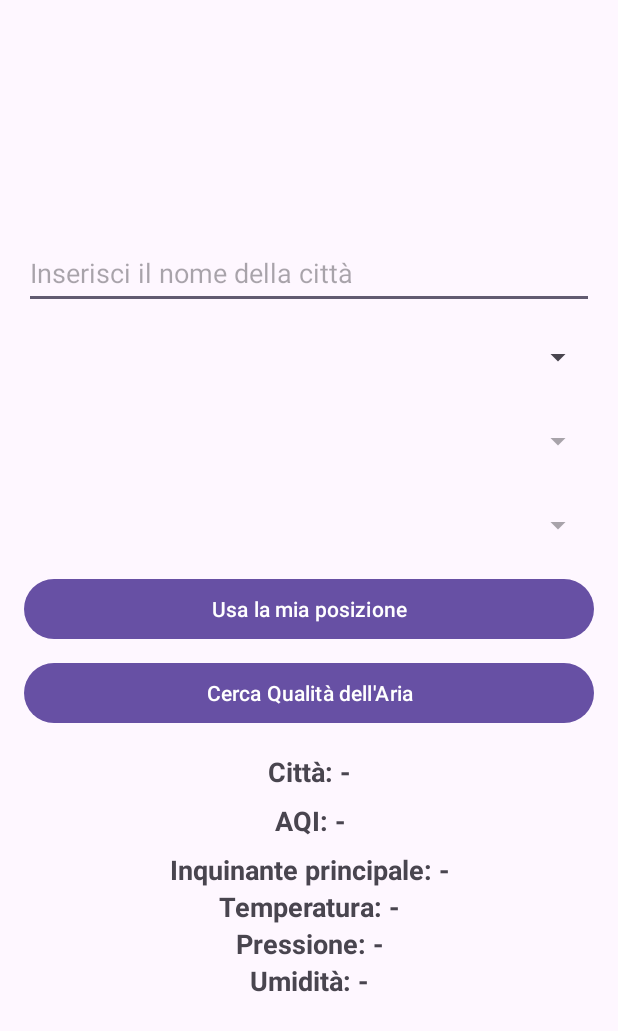
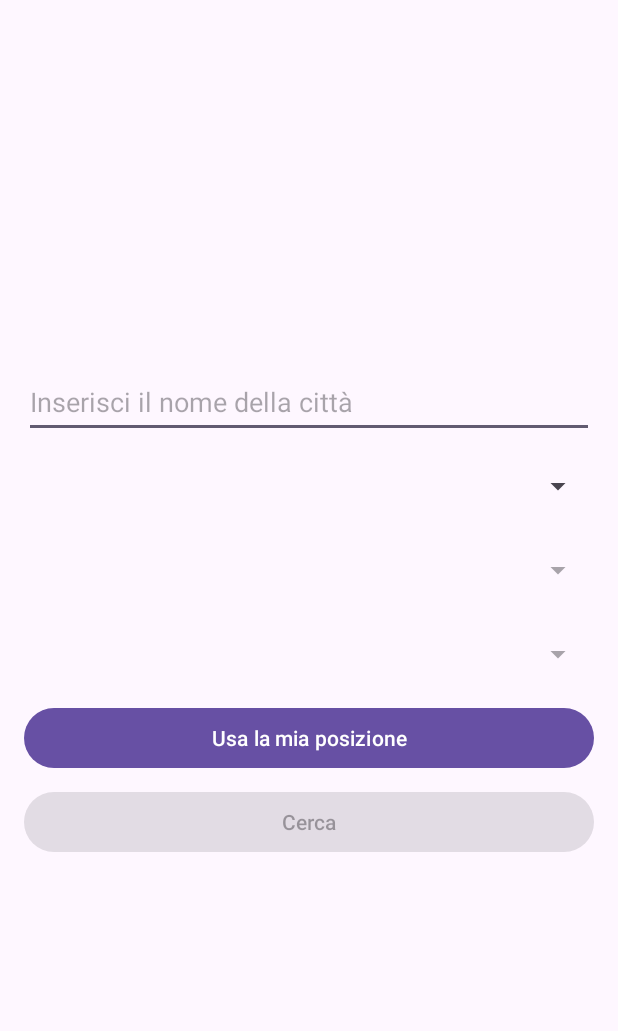
Before and after one commit to KGiomo/AriaSicura, an Android app: the AirQualityActivity screen opened directly, with no data from a screen before it, on a phone screen of 412 x 824 dp. Shown: the top 1031 px of the screen. Run offline under Robolectric (Android 15) with nearby library versions, the phone set to English and light mode, and no system bars; our stand-ins replace Volley; network calls fail.

```diff
--- a/app/src/main/res/layout/activity_air_quality.xml
+++ b/app/src/main/res/layout/activity_air_quality.xml
@@ -8,7 +8,6 @@
     android:gravity="center">
 
     <!-- EditText per inserire il nome della città manualmente-->
-
     <EditText
         android:id="@+id/cityEditText"
         android:layout_width="match_parent"
@@ -50,74 +49,22 @@
         android:text="Usa la mia posizione"
         android:layout_marginBottom="8dp"/>
 
-    <!-- Pulsante per cercare la qualità dell'aria -->
+    <!-- Pulsante per cercare -->
     <Button
-        android:id="@+id/searchButton"
+        android:id="@+id/btnSearch"
         android:layout_width="match_parent"
         android:layout_height="wrap_content"
-        android:text="Cerca Qualità dell'Aria"
-        android:layout_marginBottom="16dp"/>
+        android:text="Cerca"
+        android:enabled="false"
+        android:layout_marginBottom="8dp"/>
 
-    <!-- TextView per mostrare il nome della città -->
+    <!-- TextView per mostrare il risultato -->
     <TextView
-        android:id="@+id/cityTextView"
+        android:id="@+id/tvResult"
         android:layout_width="match_parent"
         android:layout_height="wrap_content"
-        android:text="Città: -"
-        android:textSize="18sp"
-        android:textStyle="bold"
-        android:gravity="center"
+        android:padding="16dp"
+        android:textSize="16sp"
+        android:visibility="gone"
         android:layout_marginBottom="8dp"/>
-
-    <!-- TextView per mostrare l'AQI -->
-    <TextView
-        android:id="@+id/aqiTextView"
-        android:layout_width="match_parent"
-        android:layout_height="wrap_content"
-        android:text="AQI: -"
-        android:textSize="18sp"
-        android:textStyle="bold"
-        android:gravity="center"
-        android:layout_marginBottom="8dp"/>
-
-    <!-- TextView per mostrare l'inquinante principale -->
-    <TextView
-        android:id="@+id/pollutionTextView"
-        android:layout_width="match_parent"
-        android:layout_height="wrap_content"
-        android:text="Inquinante principale: -"
-        android:textSize="18sp"
-        android:textStyle="bold"
-        android:gravity="center"/>
-
-    <!-- TextView per mostrare la temperatura -->
-    <TextView
-        android:id="@+id/temperatureTextView"
-        android:layout_width="match_parent"
-        android:layout_height="wrap_content"
-        android:text="Temperatura: -"
-        android:textSize="18sp"
-        android:textStyle="bold"
-        android:gravity="center"/>
-
-    <!-- TextView per mostrare la pressione -->
-    <TextView
-        android:id="@+id/pressureTextView"
-        android:layout_width="match_parent"
-        android:layout_height="wrap_content"
-        android:text="Pressione: -"
-        android:textSize="18sp"
-        android:textStyle="bold"
-        android:gravity="center"/>
-
-    <!-- TextView per mostrare l'umidità -->
-    <TextView
-        android:id="@+id/humidityTextView"
-        android:layout_width="match_parent"
-        android:layout_height="wrap_content"
-        android:text="Umidità: -"
-        android:textSize="18sp"
-        android:textStyle="bold"
-        android:gravity="center"/>
-
 </LinearLayout>
```
Also changed, not shown: app/src/main/java/com/example/ariasicuraprogetto/AirQualityActivity.java (+76 -2 lines).
